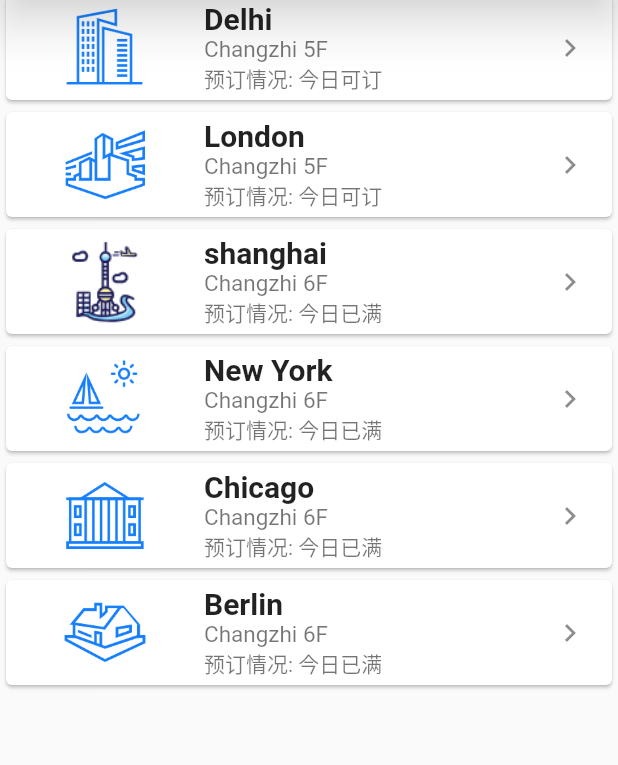
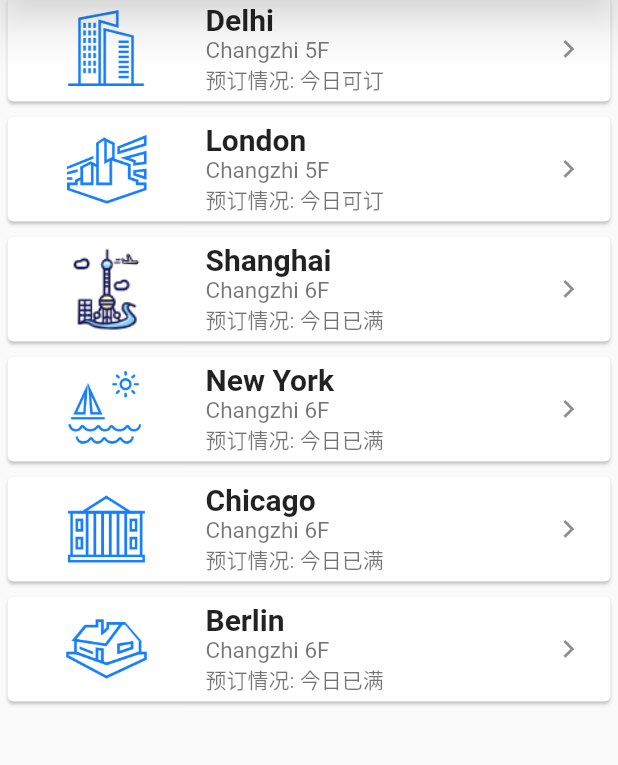
Before and after one commit to Novak12/meeting-room-flutter, a Flutter app: the HomePage screen opened by its route, on a phone screen of 412 x 824 dp, the part 116-881 px from its top. Run offline on Flutter 3.47's test engine with Material 2 defaults, Android fonts, the phone set to English and light mode, and no system bars; our stand-ins replace font_awesome_flutter, google_fonts, package_info.

```diff
--- a/meeting_room/lib/models/meetingroom.dart
+++ b/meeting_room/lib/models/meetingroom.dart
@@ -25,7 +25,7 @@ class MeetingRoom {
       image: "assets/london.png",
     ));
     roomes.add(MeetingRoom(
-      name: "shanghai",
+      name: "Shanghai",
       location: "Changzhi 6F",
       status: "今日已满",
       image: "assets/shanghai.png",
--- a/meeting_room/lib/widgets/homepage.dart
+++ b/meeting_room/lib/widgets/homepage.dart
@@ -37,6 +37,7 @@ class _HomePageState extends State<HomePage> {
 
   Widget _getItemUI(BuildContext context, int index) {
     return Card(
+      margin: EdgeInsets.all(5),
       child: Column(
         children: <Widget>[
           ListTile(
```
